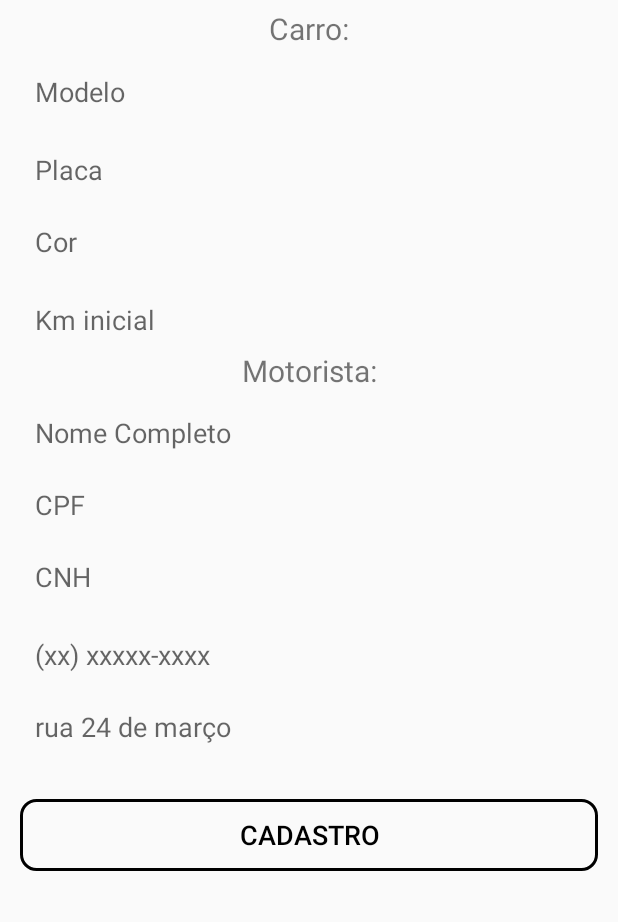
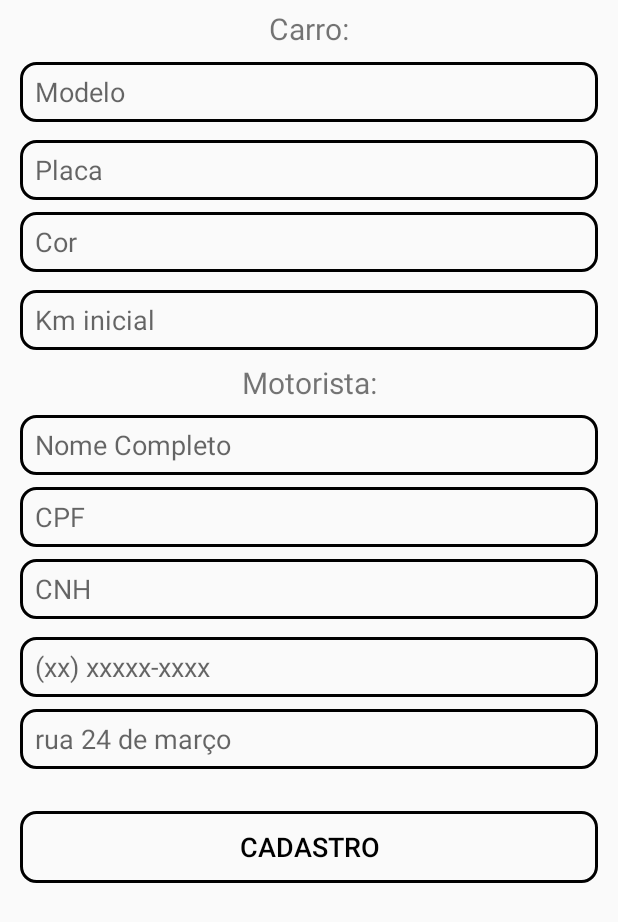
Before and after one commit to ProjetodeExtensao-JAVA/JavaProject, an Android app: the layout activity_cliente.xml on its own in the app's theme, with its tools: preview values and no code run, on a phone screen of 412 x 824 dp. Shown: the top 922 px of the screen. Run offline under Robolectric (Android 15) with nearby library versions, the phone set to English and light mode, and no system bars.

```diff
--- a/APP Mobile - Android Studio/app/src/main/java/com/example/mobileapp/Actvities/dao/DaoCliente.java
+++ b/APP Mobile - Android Studio/app/src/main/java/com/example/mobileapp/Actvities/dao/DaoCliente.java
@@ -111,7 +111,6 @@ public class DaoCliente implements MetodoCliente {
 
             list.add(dados);
         }
-
         return list;
     }
 }
--- a/APP Mobile - Android Studio/app/src/main/java/com/example/mobileapp/Actvities/provedor/SQLite.java
+++ b/APP Mobile - Android Studio/app/src/main/java/com/example/mobileapp/Actvities/provedor/SQLite.java
@@ -39,7 +39,6 @@ public class SQLite extends SQLiteOpenHelper {
         }
 
     }
-
     @Override
     public void onUpgrade(SQLiteDatabase db, int oldVersion, int newVersion) {
         db.execSQL("create table if not exists "+ TABELA_CLIENTE);
--- a/APP Mobile - Android Studio/app/src/main/java/com/example/mobileapp/Actvities/telas/ListarClienteActivity.java
+++ b/APP Mobile - Android Studio/app/src/main/java/com/example/mobileapp/Actvities/telas/ListarClienteActivity.java
@@ -57,7 +57,7 @@ public class ListarClienteActivity extends AppCompatActivity {
         getSupportActionBar().setDisplayHomeAsUpEnabled(true);
         //inicializar componentes: metodo de inicializar
         inicializarComponentes();
-        //carregarListacliente();
+        carregarListacliente();
     }
     @Override
     protected void onStart() {
--- a/APP Mobile - Android Studio/app/src/main/java/com/example/mobileapp/Actvities/telas/MainActivity.java
+++ b/APP Mobile - Android Studio/app/src/main/java/com/example/mobileapp/Actvities/telas/MainActivity.java
@@ -38,7 +38,6 @@ public class MainActivity extends AppCompatActivity {
                 startActivity(new Intent(MainActivity.this, ListarClienteActivity.class));
             }
         });
-        //evento de clique encaminha para Lista para o user escolher um user cadastro pra atualizar
         linearAlterar.setOnClickListener(new View.OnClickListener() {
             @Override
             public void onClick(View v) {
--- a/APP Mobile - Android Studio/app/src/main/res/layout/activity_cliente.xml
+++ b/APP Mobile - Android Studio/app/src/main/res/layout/activity_cliente.xml
@@ -26,13 +26,13 @@
             android:id="@+id/textView2"
             android:layout_width="wrap_content"
             android:layout_height="wrap_content"
-            android:layout_marginTop="228dp"
+            android:layout_marginTop="8dp"
             android:text="Motorista:"
             android:textSize="20sp"
             app:layout_constraintEnd_toEndOf="parent"
             app:layout_constraintHorizontal_bias="0.501"
             app:layout_constraintStart_toStartOf="parent"
-            app:layout_constraintTop_toTopOf="parent" />
+            app:layout_constraintTop_toBottomOf="@+id/idQuilometragem" />
 
         <EditText
             android:id="@+id/idNome"
@@ -41,7 +41,7 @@
             android:layout_marginStart="8dp"
             android:layout_marginTop="8dp"
             android:layout_marginEnd="8dp"
-            android:background="@drawable/personalizar_borda_campo"
+            android:background="@drawable/personalizar_borda"
             android:ems="10"
             android:hint="@string/txt_campo_nome"
             android:inputType="textPersonName"
@@ -61,8 +61,8 @@
             android:layout_marginStart="8dp"
             android:layout_marginTop="8dp"
             android:layout_marginEnd="8dp"
-            android:background="@drawable/personalizar_borda_campo"
             android:ems="10"
+            android:background="@drawable/personalizar_borda"
             android:hint="@string/txt_campo_Cor"
             android:inputType="textPersonName"
             android:paddingStart="@dimen/paddgin_start"
@@ -81,7 +81,7 @@
             android:layout_marginStart="8dp"
             android:layout_marginTop="36dp"
             android:layout_marginEnd="8dp"
-            android:background="@drawable/personalizar_borda_campo"
+            android:background="@drawable/personalizar_borda"
             android:ems="10"
             android:hint="@string/txt_campo_Modelo"
             android:inputType="textPersonName"
@@ -101,7 +101,7 @@
             android:layout_marginStart="8dp"
             android:layout_marginTop="12dp"
             android:layout_marginEnd="8dp"
-            android:background="@drawable/personalizar_borda_campo"
+            android:background="@drawable/personalizar_borda"
             android:ems="10"
             android:hint="@string/txt_campo_Placa"
             android:inputType="text"
@@ -121,7 +121,7 @@
             android:layout_marginStart="8dp"
             android:layout_marginTop="12dp"
             android:layout_marginEnd="8dp"
-            android:background="@drawable/personalizar_borda_campo"
+            android:background="@drawable/personalizar_borda"
             android:ems="10"
             android:hint="@string/txt_campo_Quilometragem"
             android:inputType="number|numberDecimal"
@@ -141,7 +141,7 @@
             android:layout_marginStart="8dp"
             android:layout_marginTop="8dp"
             android:layout_marginEnd="8dp"
-            android:background="@drawable/personalizar_borda_campo"
+            android:background="@drawable/personalizar_borda"
             android:ems="10"
             android:hint="@string/txt_campo_CPF"
             android:inputType="number"
@@ -159,7 +159,7 @@
             android:layout_marginStart="8dp"
             android:layout_marginTop="8dp"
             android:layout_marginEnd="8dp"
-            android:background="@drawable/personalizar_borda_campo"
+            android:background="@drawable/personalizar_borda"
             android:ems="10"
             android:hint="@string/txt_campo_CNH"
             android:inputType="number"
@@ -177,7 +177,7 @@
             android:layout_marginStart="8dp"
             android:layout_marginTop="12dp"
             android:layout_marginEnd="8dp"
-            android:background="@drawable/personalizar_borda_campo"
+            android:background="@drawable/personalizar_borda"
             android:ems="10"
             android:hint="@string/txt_campo_celular"
             android:inputType="phone"
@@ -197,7 +197,7 @@
             android:layout_marginStart="8dp"
             android:layout_marginTop="8dp"
             android:layout_marginEnd="8dp"
-            android:background="@drawable/personalizar_borda_campo"
+            android:background="@drawable/personalizar_borda"
             android:ems="10"
             android:hint="@string/txt_campo_endereco"
             android:inputType="textPersonName"
--- a/APP Mobile - Android Studio/app/src/main/res/layout/activity_listar_cliente.xml
+++ b/APP Mobile - Android Studio/app/src/main/res/layout/activity_listar_cliente.xml
@@ -4,7 +4,7 @@
     xmlns:tools="http://schemas.android.com/tools"
     android:layout_width="match_parent"
     android:layout_height="wrap_content"
-    tools:context=".telas.ListarClienteActivity">
+    tools:context=".Actvities.telas.ListarClienteActivity">
     <androidx.recyclerview.widget.RecyclerView
         android:id="@+id/idRecyclerViewListarCliente"
         android:layout_width="0dp"
--- a/APP Mobile - Android Studio/app/src/main/res/layout/activity_main.xml
+++ b/APP Mobile - Android Studio/app/src/main/res/layout/activity_main.xml
@@ -17,10 +17,10 @@
 
         <TextView
             android:id="@+id/textView3"
-            android:layout_width="323dp"
-            android:layout_height="75dp"
+            android:layout_width="329dp"
+            android:layout_height="91dp"
             android:gravity="center"
-            android:text="   Seja bem vindo Alan, Oque vamos fazer?"
+            android:text="Seja bem vindo Alan, Oque vamos fazer?"
             android:textSize="@dimen/tamanho_titulo"
             android:textStyle="bold"
             app:layout_constraintBottom_toTopOf="@+id/idLinearLayout01"
```
Also changed, not shown: APP Mobile - Android Studio/app/src/main/AndroidManifest.xml (+6 -3 lines).
